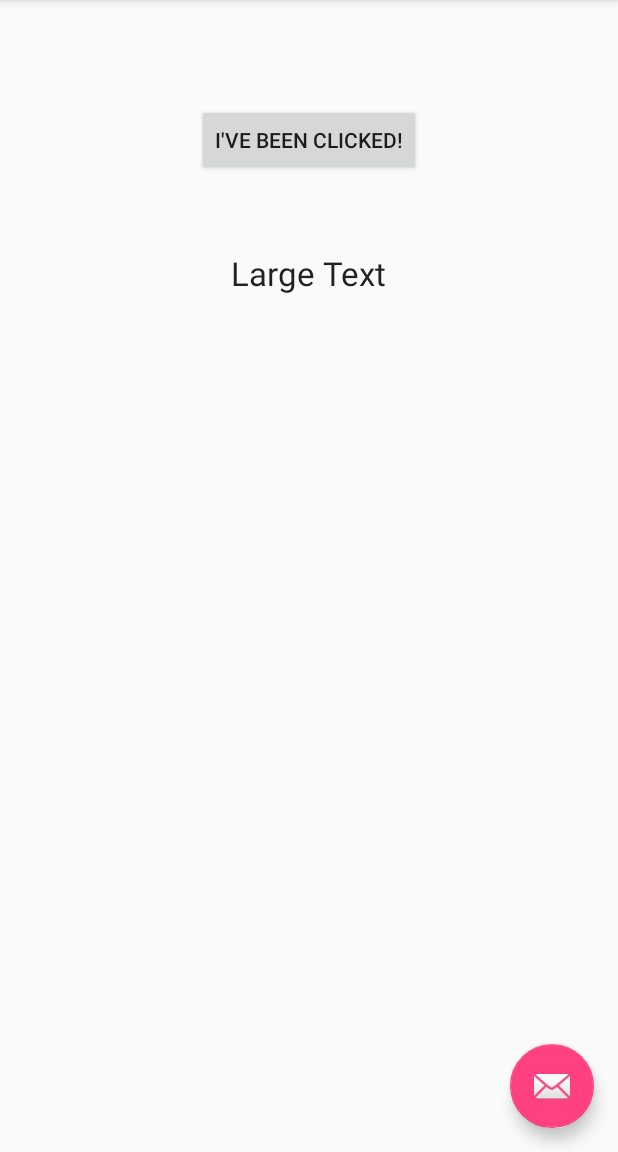
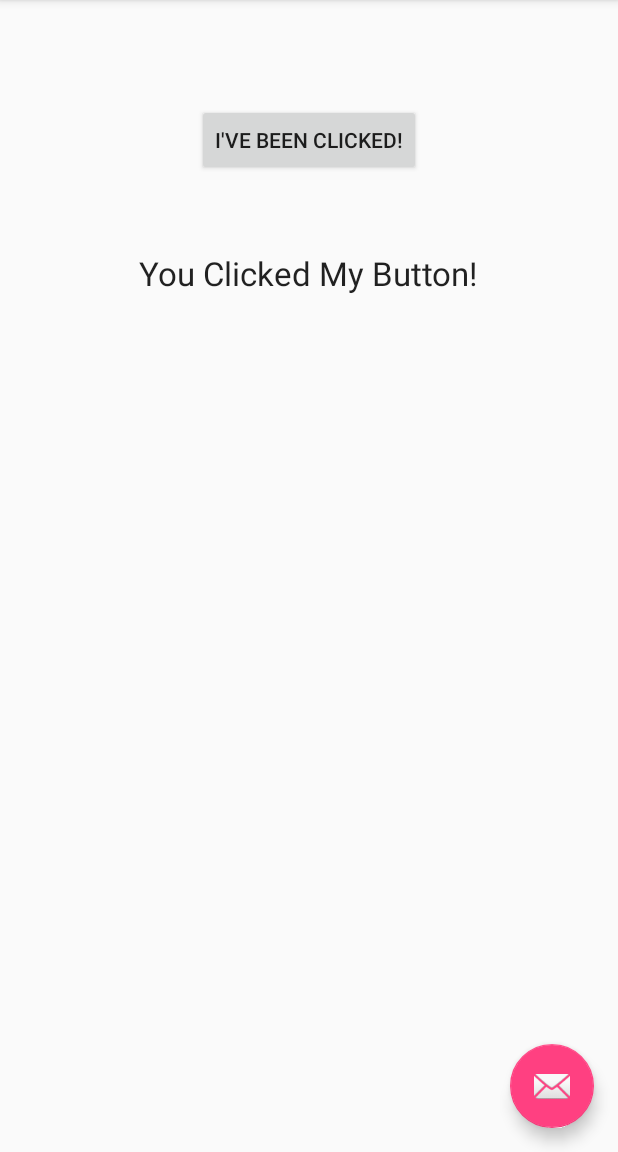
Before and after one commit to cdunmye1/SimpleButton, an Android app: the screen it shows after launch (MainActivity), after a tap on "CLICK ME", on a phone screen of 412 x 824 dp, the part 84-1236 px from its top. Run offline under Robolectric (Android 15) with nearby library versions, the phone set to English and light mode, and no system bars.

Commit message:
Updating the code to display in the text field when the button has been clicked

```diff
--- a/app/src/main/java/westga/edu/simplebutton/MainActivity.java
+++ b/app/src/main/java/westga/edu/simplebutton/MainActivity.java
@@ -9,6 +9,7 @@ import android.view.View;
 import android.view.Menu;
 import android.view.MenuItem;
 import android.widget.Button;
+import android.widget.TextView;
 
 public class MainActivity extends AppCompatActivity {
 
@@ -30,8 +31,11 @@ public class MainActivity extends AppCompatActivity {
     }
 
     public void buttonOnClick(View v) {
-        Button button = (Button) v;
+        Button button=(Button) v;
         button.setText("I've Been Clicked!");
+        TextView myTextView=(TextView)
+                findViewById(R.id.textView);
+        myTextView.setText("You Clicked My Button!");
     }
 
     @Override
```
